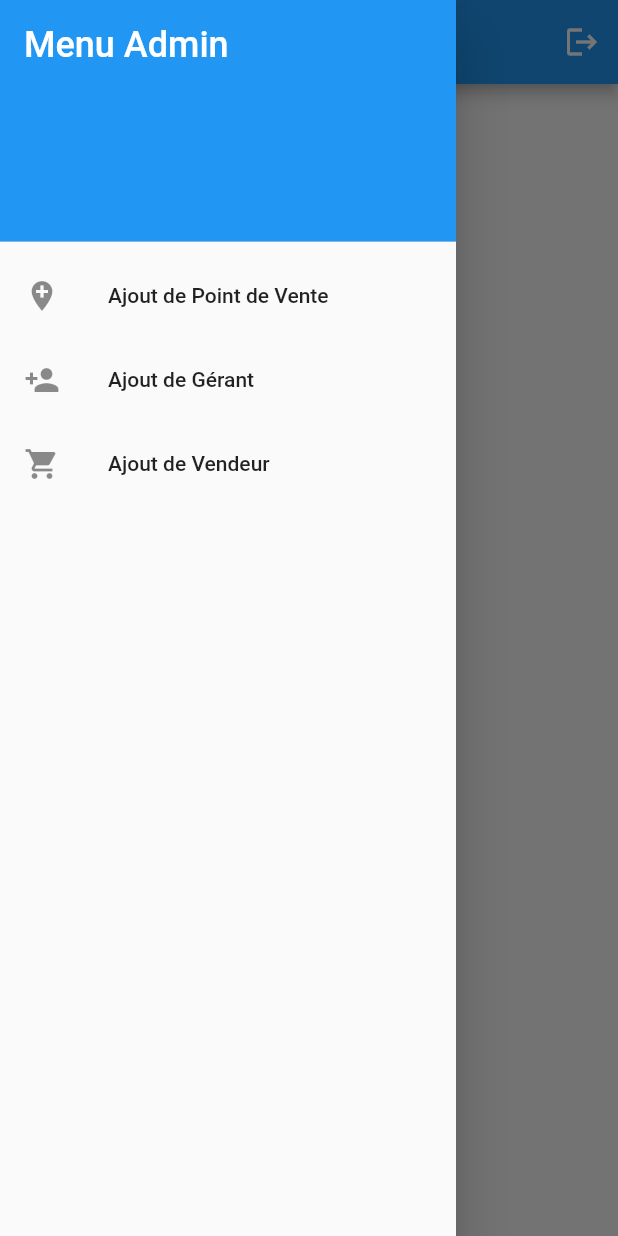
After one commit to FerdaousseELB/challenge_app, a Flutter app: the HomeAdminPage screen opened by its route, after a tap on the "menu" icon, on a phone screen of 412 x 824 dp. The commit adds this screen. Run offline on Flutter 3.47's test engine with Material 2 defaults, Android fonts, the phone set to English and light mode, and no system bars; our stand-ins replace firebase_auth, firebase_core; accounts and stored records are empty.

Commit message:
init de la parti administrateur

```diff
--- /dev/null
+++ b/lib/screen/admin/home_admin.dart
@@ -0,0 +1,120 @@
+import 'package:flutter/material.dart';
+import 'package:firebase_auth/firebase_auth.dart';
+
+class HomeAdminPage extends StatefulWidget {
+  final String? token;
+
+  HomeAdminPage({this.token});
+
+  @override
+  _HomeAdminPageState createState() => _HomeAdminPageState();
+}
+
+class _HomeAdminPageState extends State<HomeAdminPage> {
+  final GlobalKey<ScaffoldState> _scaffoldKey = GlobalKey<ScaffoldState>();
+
+  @override
+  Widget build(BuildContext context) {
+    final user = FirebaseAuth.instance.currentUser;
+    final email = user?.email ?? "";
+
+    final emailParts = email.split("@");
+    final emailStart = emailParts.length > 0 ? emailParts[0] : "";
+
+    return Scaffold(
+      key: _scaffoldKey,
+      appBar: _buildAppBar(emailStart),
+      drawer: _buildDrawer(),
+      body: Center(
+        child: Column(
+          mainAxisAlignment: MainAxisAlignment.center,
+          children: [
+            Text(
+              'Bonjour Admin',
+              style: TextStyle(fontSize: 24),
+            ),
+          ],
+        ),
+      ),
+    );
+  }
+
+  AppBar _buildAppBar(String emailStart) {
+    return AppBar(
+      automaticallyImplyLeading: false,
+      title: Row(
+        mainAxisAlignment: MainAxisAlignment.spaceBetween,
+        children: [
+          Row(
+            children: [
+              IconButton(
+                icon: Icon(Icons.menu),
+                onPressed: () {
+                  _scaffoldKey.currentState?.openDrawer();
+                },
+              ),
+              Text('Accueil Admin'),
+            ],
+          ),
+          Padding(
+            padding: EdgeInsets.only(right: 16),
+            child: Text(emailStart),
+          ),
+        ],
+      ),
+      actions: [
+        IconButton(
+          icon: Icon(Icons.logout),
+          onPressed: () async {
+            await FirebaseAuth.instance.signOut();
+            Navigator.pushNamedAndRemoveUntil(
+                context, '/', (Route<dynamic> route) => false);
+          },
+        ),
+      ],
+    );
+  }
+
+  Drawer _buildDrawer() {
+    return Drawer(
+      child: ListView(
+        padding: EdgeInsets.zero,
+        children: [
+          DrawerHeader(
+            decoration: BoxDecoration(
+              color: Colors.blue,
+            ),
+            child: Text(
+              'Menu Admin',
+              style: TextStyle(
+                color: Colors.white,
+                fontSize: 24,
+              ),
+            ),
+          ),
+          ListTile(
+            leading: Icon(Icons.add_location),
+            title: Text('Ajout de Point de Vente'),
+            onTap: () {
+              // Mettez ici la logique pour gérer la navigation vers la page d'ajout de Point de Vente
+            },
+          ),
+          ListTile(
+            leading: Icon(Icons.person_add),
+            title: Text('Ajout de Gérant'),
+            onTap: () {
+              // Mettez ici la logique pour gérer la navigation vers la page d'ajout de Gérant
+            },
+          ),
+          ListTile(
+            leading: Icon(Icons.shopping_cart),
+            title: Text('Ajout de Vendeur'),
+            onTap: () {
+              // Mettez ici la logique pour gérer la navigation vers la page d'ajout de Vendeur
+            },
+          ),
+        ],
+      ),
+    );
+  }
+}
```
Also changed, not shown: lib/main.dart (+21 -0 lines), lib/screen/admin/login_admin.dart (added, +111 -0 lines), lib/service/login_admin_service.dart (added, +19 -0 lines).
